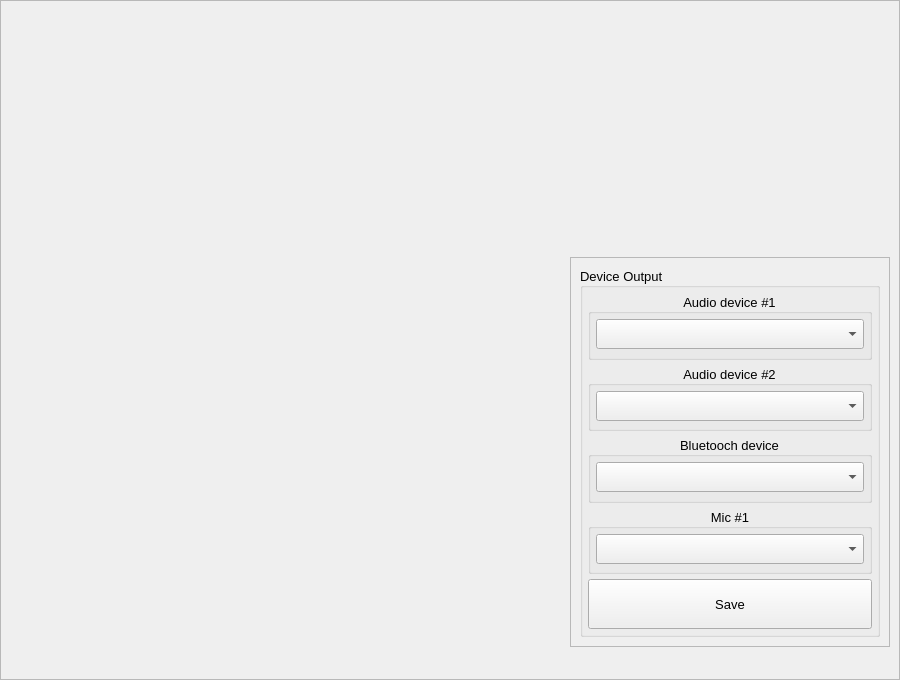
Einthel/EL_GUI_BANDITO4, file plugins/tune/resources/ui_raw/tune_bandito.ui: the form before one commit.
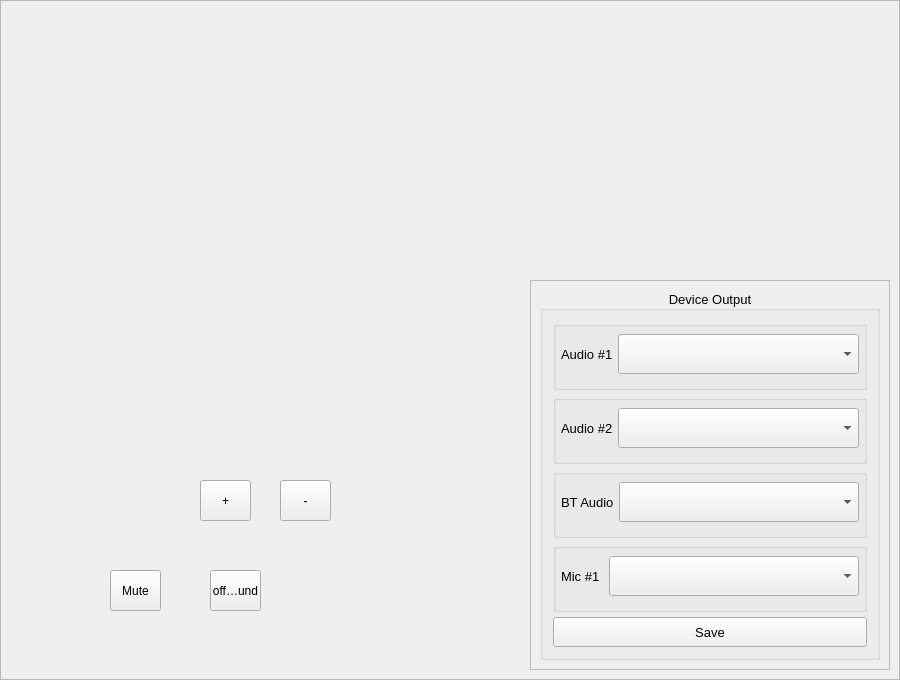
The form after the commit.

Commit message:
feat: обновленный material design, расширенная логика tune/shortcut
Внедрена динамическая генерация стилей Material Design 2 для Client и Server.
Реализован полный мониторинг звука и громкости в реальном времени (плагин Tune).
Добавлен ручной ввод комбинаций клавиш и валидация (плагин Shortcut).
Оптимизирована структура проекта и механизм синхронизации конфигов.

```diff
--- a/plugins/tune/resources/ui_raw/tune_bandito.ui
+++ b/plugins/tune/resources/ui_raw/tune_bandito.ui
@@ -67,21 +67,21 @@
    <widget class="QFrame" name="audio_device_frame">
     <property name="geometry">
      <rect>
-      <x>570</x>
-      <y>257</y>
-      <width>320</width>
+      <x>530</x>
+      <y>280</y>
+      <width>360</width>
       <height>390</height>
      </rect>
     </property>
     <property name="minimumSize">
      <size>
-      <width>320</width>
+      <width>360</width>
       <height>390</height>
      </size>
     </property>
     <property name="maximumSize">
      <size>
-      <width>320</width>
+      <width>360</width>
       <height>390</height>
      </size>
     </property>
@@ -92,7 +92,7 @@
      <enum>QFrame::Shadow::Raised</enum>
     </property>
     <layout class="QFormLayout" name="formLayout">
-     <item row="0" column="0">
+     <item row="0" column="0" colspan="2">
       <widget class="QGroupBox" name="audio_device_groupB">
        <property name="minimumSize">
         <size>
@@ -102,7 +102,7 @@
        </property>
        <property name="maximumSize">
         <size>
-         <width>300</width>
+         <width>340</width>
          <height>400</height>
         </size>
        </property>
@@ -115,7 +115,7 @@
         <string>Device Output</string>
        </property>
        <property name="alignment">
-        <set>Qt::AlignmentFlag::AlignLeading|Qt::AlignmentFlag::AlignLeft|Qt::AlignmentFlag::AlignVCenter</set>
+        <set>Qt::AlignmentFlag::AlignCenter</set>
        </property>
        <property name="flat">
         <bool>false</bool>
@@ -128,26 +128,26 @@
          <number>5</number>
         </property>
         <property name="leftMargin">
-         <number>5</number>
+         <number>10</number>
         </property>
         <property name="topMargin">
-         <number>5</number>
+         <number>10</number>
         </property>
         <property name="rightMargin">
-         <number>5</number>
+         <number>10</number>
         </property>
         <property name="bottomMargin">
-         <number>5</number>
+         <number>10</number>
         </property>
         <item>
          <widget class="QGroupBox" name="audio_device_01_groupB">
           <property name="title">
-           <string>Audio device #1</string>
+           <string/>
           </property>
           <property name="alignment">
            <set>Qt::AlignmentFlag::AlignCenter</set>
           </property>
-          <layout class="QHBoxLayout" name="horizontalLayout_2" stretch="0">
+          <layout class="QHBoxLayout" name="horizontalLayout_2" stretch="0,0">
            <property name="spacing">
             <number>5</number>
            </property>
@@ -163,6 +163,13 @@
            <property name="bottomMargin">
             <number>10</number>
            </property>
+           <item>
+            <widget class="QLabel" name="label">
+             <property name="text">
+              <string>Audio #1</string>
+             </property>
+            </widget>
+           </item>
            <item>
             <widget class="QComboBox" name="audiD_01_comboB">
              <property name="sizePolicy">
@@ -174,7 +181,13 @@
              <property name="minimumSize">
               <size>
                <width>100</width>
-               <height>30</height>
+               <height>40</height>
+              </size>
+             </property>
+             <property name="maximumSize">
+              <size>
+               <width>250</width>
+               <height>16777215</height>
               </size>
              </property>
              <property name="font">
@@ -190,12 +203,12 @@
         <item>
          <widget class="QGroupBox" name="audio_device_02_groupB">
           <property name="title">
-           <string>Audio device #2</string>
+           <string/>
           </property>
           <property name="alignment">
            <set>Qt::AlignmentFlag::AlignCenter</set>
           </property>
-          <layout class="QHBoxLayout" name="horizontalLayout_3" stretch="0">
+          <layout class="QHBoxLayout" name="horizontalLayout_3" stretch="0,0">
            <property name="spacing">
             <number>5</number>
            </property>
@@ -211,6 +224,13 @@
            <property name="bottomMargin">
             <number>10</number>
            </property>
+           <item>
+            <widget class="QLabel" name="label_2">
+             <property name="text">
+              <string>Audio #2</string>
+             </property>
+            </widget>
+           </item>
            <item>
             <widget class="QComboBox" name="audiD_02_comboB">
              <property name="sizePolicy">
@@ -222,7 +242,13 @@
              <property name="minimumSize">
               <size>
                <width>100</width>
-               <height>30</height>
+               <height>40</height>
+              </size>
+             </property>
+             <property name="maximumSize">
+              <size>
+               <width>250</width>
+               <height>16777215</height>
               </size>
              </property>
              <property name="font">
@@ -238,12 +264,12 @@
         <item>
          <widget class="QGroupBox" name="bluetooth_device_groupB">
           <property name="title">
-           <string>Bluetooch device</string>
+           <string/>
           </property>
           <property name="alignment">
            <set>Qt::AlignmentFlag::AlignCenter</set>
           </property>
-          <layout class="QHBoxLayout" name="horizontalLayout_5" stretch="0">
+          <layout class="QHBoxLayout" name="horizontalLayout_5" stretch="0,0">
            <property name="spacing">
             <number>5</number>
            </property>
@@ -259,6 +285,13 @@
            <property name="bottomMargin">
             <number>10</number>
            </property>
+           <item>
+            <widget class="QLabel" name="label_3">
+             <property name="text">
+              <string>BT Audio</string>
+             </property>
+            </widget>
+           </item>
            <item>
             <widget class="QComboBox" name="bt_audiD_comboB">
              <property name="sizePolicy">
@@ -270,7 +303,13 @@
              <property name="minimumSize">
               <size>
                <width>100</width>
-               <height>30</height>
+               <height>40</height>
+              </size>
+             </property>
+             <property name="maximumSize">
+              <size>
+               <width>250</width>
+               <height>16777215</height>
               </size>
              </property>
              <property name="font">
@@ -286,12 +325,12 @@
         <item>
          <widget class="QGroupBox" name="mic_01_groupB">
           <property name="title">
-           <string>Mic #1</string>
+           <string/>
           </property>
           <property name="alignment">
            <set>Qt::AlignmentFlag::AlignCenter</set>
           </property>
-          <layout class="QHBoxLayout" name="horizontalLayout_4" stretch="0">
+          <layout class="QHBoxLayout" name="horizontalLayout_4" stretch="0,0">
            <property name="spacing">
             <number>5</number>
            </property>
@@ -307,6 +346,13 @@
            <property name="bottomMargin">
             <number>10</number>
            </property>
+           <item>
+            <widget class="QLabel" name="label_4">
+             <property name="text">
+              <string>Mic #1</string>
+             </property>
+            </widget>
+           </item>
            <item>
             <widget class="QComboBox" name="mic_01_comboB">
              <property name="sizePolicy">
@@ -318,7 +364,13 @@
              <property name="minimumSize">
               <size>
                <width>100</width>
-               <height>30</height>
+               <height>40</height>
+              </size>
+             </property>
+             <property name="maximumSize">
+              <size>
+               <width>250</width>
+               <height>16777215</height>
               </size>
              </property>
              <property name="font">
@@ -342,13 +394,13 @@
           <property name="minimumSize">
            <size>
             <width>50</width>
-            <height>50</height>
+            <height>30</height>
            </size>
           </property>
           <property name="maximumSize">
            <size>
             <width>16777215</width>
-            <height>50</height>
+            <height>30</height>
            </size>
           </property>
           <property name="text">
@@ -361,6 +413,58 @@
      </item>
     </layout>
    </widget>
+   <widget class="QToolButton" name="test_mute_toolB">
+    <property name="geometry">
+     <rect>
+      <x>110</x>
+      <y>570</y>
+      <width>51</width>
+      <height>41</height>
+     </rect>
+    </property>
+    <property name="text">
+     <string>Mute</string>
+    </property>
+   </widget>
+   <widget class="QToolButton" name="test_mute_sound_toolB">
+    <property name="geometry">
+     <rect>
+      <x>210</x>
+      <y>570</y>
+      <width>51</width>
+      <height>41</height>
+     </rect>
+    </property>
+    <property name="text">
+     <string>off_sound</string>
+    </property>
+   </widget>
+   <widget class="QToolButton" name="test_vol_plus_toolB">
+    <property name="geometry">
+     <rect>
+      <x>200</x>
+      <y>480</y>
+      <width>51</width>
+      <height>41</height>
+     </rect>
+    </property>
+    <property name="text">
+     <string>+</string>
+    </property>
+   </widget>
+   <widget class="QToolButton" name="test_vol_minus_toolB">
+    <property name="geometry">
+     <rect>
+      <x>280</x>
+      <y>480</y>
+      <width>51</width>
+      <height>41</height>
+     </rect>
+    </property>
+    <property name="text">
+     <string>-</string>
+    </property>
+   </widget>
   </widget>
  </widget>
  <resources/>
```
The commit also changes 55 other files.
